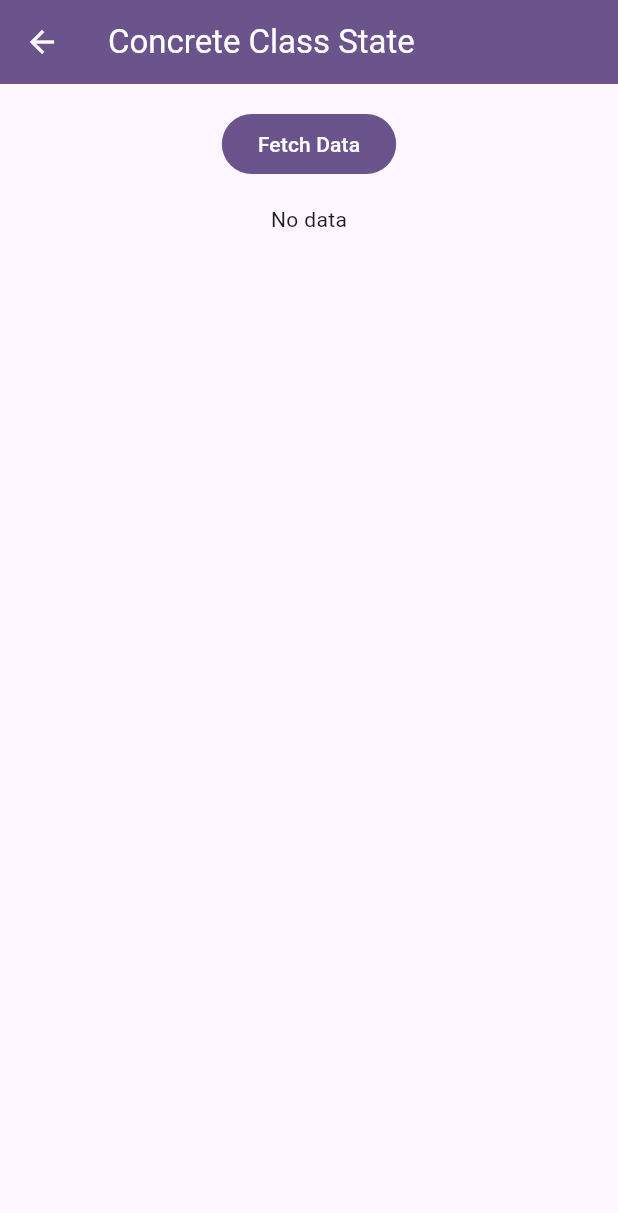
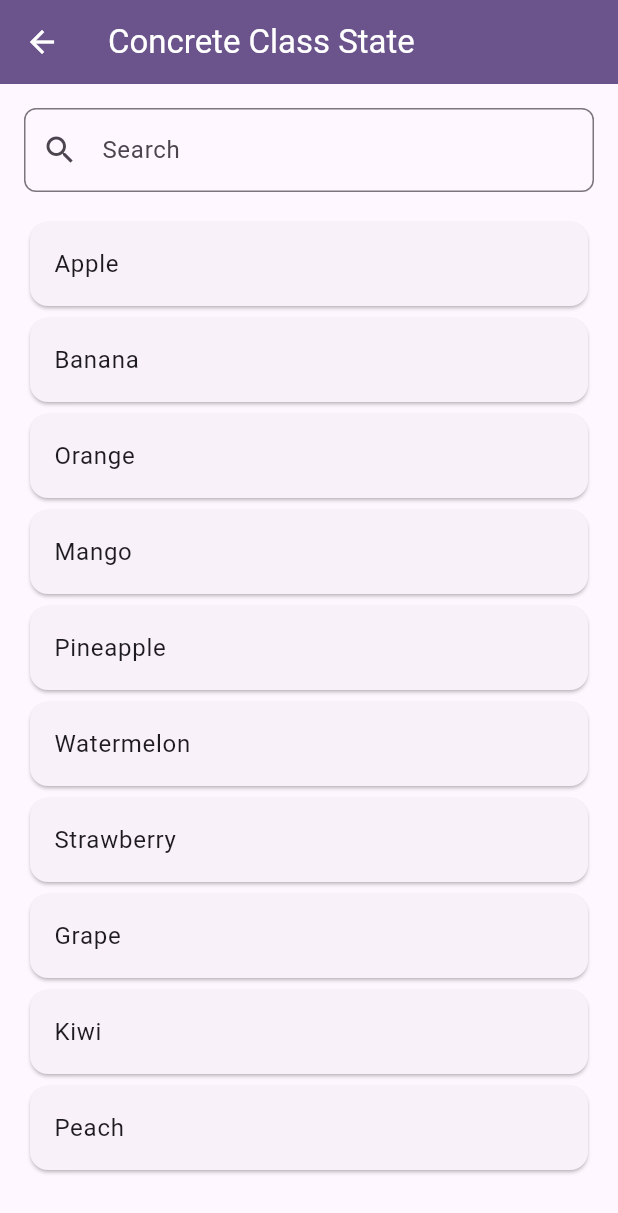
Before and after one commit to thetpaingsoe/flutter_bloc_demo, a Flutter app: the screen it shows after launch, after a tap on "States : Concrete Class State", on a phone screen of 412 x 824 dp. Shown: the top 1213 px of the screen. Run offline on Flutter 3.47's test engine with Material 3 defaults, Android fonts, the phone set to English and light mode, and no system bars; our stand-ins replace flutter_bloc.

Commit message:
Added UI for Concrete Demo

```diff
--- a/lib/features/concrete_class_state/bloc/concrete_class_bloc.dart
+++ b/lib/features/concrete_class_state/bloc/concrete_class_bloc.dart
@@ -8,6 +8,29 @@ class ConcreteClassBloc extends Bloc<ConcreteClassEvent, ConcreteClassState>{
   final DataListRepository dataListRepository;
 
   ConcreteClassBloc({required this.dataListRepository}) : super(ConcreteClassState()) {
+
+    on<ConcreteClassInitialEvent>((event, emit) async{
+      Status retrunStatus = Status.loading;
+
+      emit(ConcreteClassState(status: retrunStatus));
+
+      // Simulate a network call
+      List<String> dataList = await dataListRepository.getItems('');
+      String errorMessage = '';
+      if(dataList.isEmpty){
+        errorMessage = 'No data found';
+        retrunStatus = Status.error;
+      } else {
+        retrunStatus = Status.loaded;
+      }
+
+      emit(ConcreteClassState(
+        status: retrunStatus,
+        dataList: dataList,
+        keyword: '',
+        errorMessage: errorMessage));
+    });
+
     on<ConcreteClassFetchDataEvent>((event, emit) async {
       Status retrunStatus = Status.loading;
 
--- a/lib/features/concrete_class_state/bloc/concrete_class_event.dart
+++ b/lib/features/concrete_class_state/bloc/concrete_class_event.dart
@@ -2,6 +2,9 @@ sealed class ConcreteClassEvent {}
 
 final class ConcreteClassFetchDataEvent extends ConcreteClassEvent {
   final String keyword;
-
   ConcreteClassFetchDataEvent({required this.keyword}) : super();
 }
+
+final class ConcreteClassInitialEvent extends ConcreteClassEvent {
+  ConcreteClassInitialEvent() : super();
+}
--- a/lib/features/concrete_class_state/repository/data_list_repository.dart
+++ b/lib/features/concrete_class_state/repository/data_list_repository.dart
@@ -2,21 +2,21 @@ class DataListRepository {
 
   // random strings 10 lines
   List<String> dataList = [
-    "apple",
-    "banana",
-    "cherry",
-    "date",
-    "elderberry",
-    "fig",
-    "grape",
-    "honeydew",
-    "kiwi",
-    "lemon"
+    "Apple",
+    "Banana",
+    "Orange",
+    "Mango",
+    "Pineapple",
+    "Watermelon",
+    "Strawberry",
+    "Grape",
+    "Kiwi",
+    "Peach"
   ];
 
   Future<List<String>> getItems(String keyword) async{
     // Simulate a network call
-    await Future.delayed(const Duration(seconds: 2));
+    await Future.delayed(const Duration(milliseconds: 200));
     if (keyword.isEmpty) {
       return dataList;
     }
--- a/lib/features/concrete_class_state/ui/concrete_class_screen.dart
+++ b/lib/features/concrete_class_state/ui/concrete_class_screen.dart
@@ -10,6 +10,10 @@ class ConcreteClassScreen extends StatelessWidget {
 
   @override
   Widget build(BuildContext context) {
+
+    BlocProvider.of<ConcreteClassBloc>(context)
+                  .add(ConcreteClassInitialEvent());
+
     return Container(
       width: double.infinity,
       margin: const EdgeInsets.all(16),
@@ -18,23 +22,46 @@ class ConcreteClassScreen extends StatelessWidget {
         mainAxisSize: MainAxisSize.max,
         crossAxisAlignment: CrossAxisAlignment.center,
         children: [
-          FilledButton(
-            onPressed: () {
+          // Search TextField with a search icon
+          TextField(
+            decoration: InputDecoration(
+              labelText: 'Search',
+              prefixIcon: const Icon(Icons.search),
+              border: OutlineInputBorder(
+                borderRadius: BorderRadius.circular(8),
+                borderSide: BorderSide(
+                  color: Theme.of(context).colorScheme.primary,
+                ),
+              ),
+            ),
+            onChanged: (value) {
               // Trigger the event to fetch data
               BlocProvider.of<ConcreteClassBloc>(context)
-                  .add(ConcreteClassFetchDataEvent(keyword: ''));
+                  .add(ConcreteClassFetchDataEvent(keyword: value));
             },
-            child: const Text("Fetch Data"),
           ),
+
           const SizedBox(height: 16),
           BlocBuilder<ConcreteClassBloc, ConcreteClassState>(
             builder: (context, state) {
               if (state.status == Status.loading) {
                 return const CircularProgressIndicator();
-              } else if (state.status == Status.loaded) {
-                return Text("Got Data: ${state.dataList.length}");
+              } else if (state.status == Status.error) {
+                return const Text("No data");
               } else {
-                return const Text("No data");
+                return Expanded(
+                  child: ListView.builder(
+                    itemCount: state.dataList.length,
+                    itemBuilder: (context, index) {
+                      return Card(
+                        child: ListTile(
+                          title: Text(state.dataList[index]),
+                        ),
+                      );
+                    },
+                  ),
+                );
+
               }
             },
           ),
```
